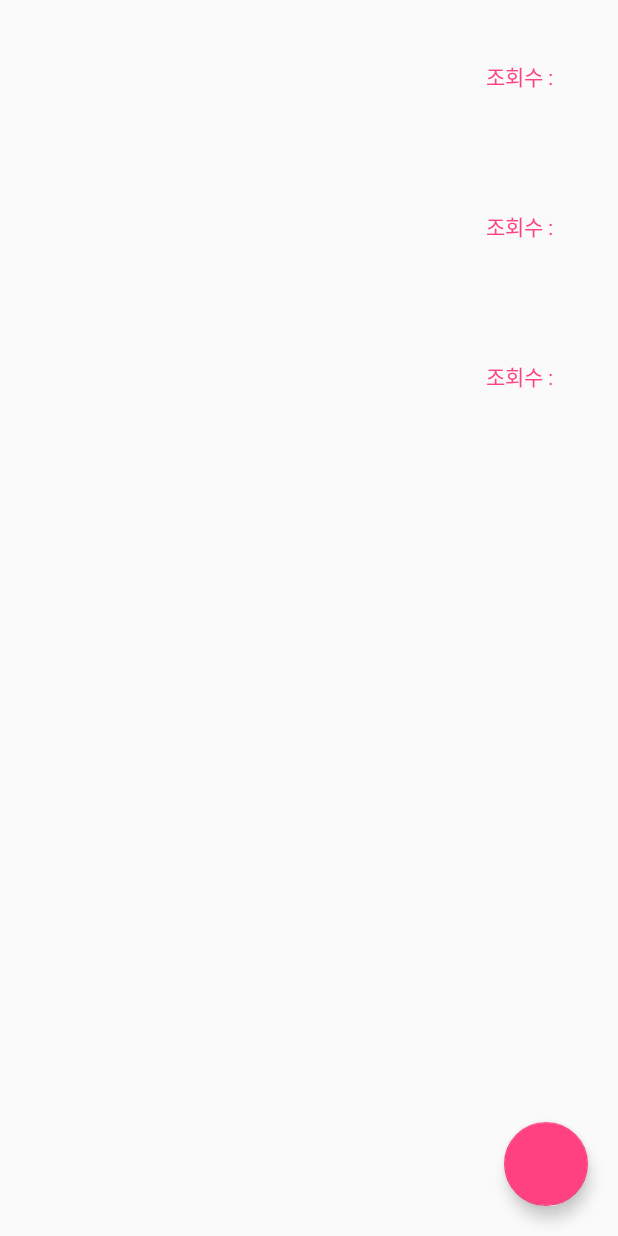
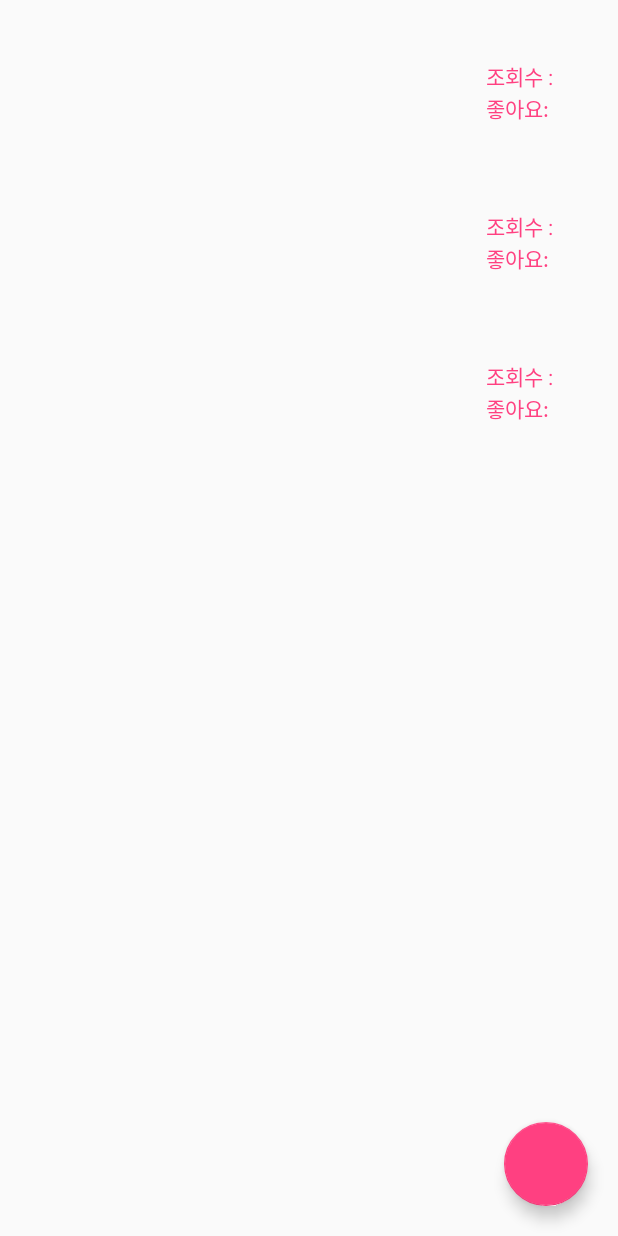
Before and after one commit to Leejieun3001/KIKEE, an Android app: the layout fragment_community.xml on its own in the app's theme, with its tools: preview values and no code run, on a phone screen of 412 x 824 dp. Run offline under Robolectric (Android 15) with nearby library versions, the phone set to English and light mode, and no system bars.

```diff
--- a/FRONTEND/app/src/main/AndroidManifest.xml
+++ b/FRONTEND/app/src/main/AndroidManifest.xml
@@ -39,7 +39,6 @@
         <activity android:name=".Kids.Word.WordGame" />
         <activity android:name=".Kids.WordGame.CategorySelectActivity" />
         <activity android:name=".Kids.WordGame.PlayWordGameActivity" />
-        <activity android:name=".Adult.Community.BoardActivity"></activity>
         <activity android:name=".Kids.WordGame.SuccessWord"></activity>
 
         <activity android:name=".Adult.Community.BoardActivity" />
--- a/FRONTEND/app/src/main/java/kidskeeper/sungshin/or/kr/kikee/Adult/Community/BoardAdapter.java
+++ b/FRONTEND/app/src/main/java/kidskeeper/sungshin/or/kr/kikee/Adult/Community/BoardAdapter.java
@@ -52,6 +52,8 @@ public class BoardAdapter extends RecyclerView.Adapter<BoardAdapter.ViewHolder>
         holder.textViewTitle.setText(item.getTitle());
         holder.textViewContent.setText(item.getContent());
         holder.textViewHits.setText(String.valueOf(item.getHits()));
+        holder.textViewPick.setText(String.valueOf(item.getPick()));
+
     }
 
     @Override
@@ -63,12 +65,14 @@ public class BoardAdapter extends RecyclerView.Adapter<BoardAdapter.ViewHolder>
         private TextView textViewTitle;
         private TextView textViewContent;
         private TextView textViewHits;
+        private TextView textViewPick;
 
         public ViewHolder(View itemView) {
             super(itemView);
             textViewTitle = (TextView) itemView.findViewById(R.id.itemboard_textview_title);
             textViewContent = (TextView) itemView.findViewById(R.id.itemboard_textview_content);
             textViewHits = (TextView) itemView.findViewById(R.id.itemboard_textview_hits);
+            textViewPick = (TextView) itemView.findViewById(R.id.itemboard_textview_pick);
         }
     }
 
--- a/FRONTEND/app/src/main/java/kidskeeper/sungshin/or/kr/kikee/Adult/LoginJoin/AdultLoginActivity.java
+++ b/FRONTEND/app/src/main/java/kidskeeper/sungshin/or/kr/kikee/Adult/LoginJoin/AdultLoginActivity.java
@@ -38,7 +38,6 @@ public class AdultLoginActivity extends AppCompatActivity {
         setContentView(R.layout.activity_adult_login);
         service = ApplicationController.getInstance().getNetworkService();
         ButterKnife.bind(this);
-
         clickEvent();
     }
 
@@ -66,7 +65,7 @@ public class AdultLoginActivity extends AppCompatActivity {
                                 String message = response.body().getMessage();
                                 switch (message) {
                                     case "SUCCESS":
-                                        Toast.makeText(getApplicationContext(), response.body().getNickname()+"님! 로그인이  완료되었습니다.", Toast.LENGTH_SHORT).show();
+                                        Toast.makeText(getApplicationContext(), response.body().getNickname() + "님! 로그인이  완료되었습니다.", Toast.LENGTH_SHORT).show();
                                         SharedPreferences userInfo = getSharedPreferences("userInfo", MODE_PRIVATE);
                                         SharedPreferences.Editor editor = userInfo.edit();
                                         editor.putString("user_idx", response.body().getIdx());
--- a/FRONTEND/app/src/main/res/layout/item_boardlist.xml
+++ b/FRONTEND/app/src/main/res/layout/item_boardlist.xml
@@ -26,6 +26,17 @@
             android:layout_height="wrap_content"
             android:maxLines="2" />
     </LinearLayout>
+
+    <LinearLayout
+        android:layout_width="wrap_content"
+        android:layout_height="wrap_content"
+        android:orientation="vertical">
+
+        <LinearLayout
+            android:layout_width="wrap_content"
+            android:layout_height="wrap_content"
+            android:orientation="horizontal">
+
             <TextView
                 android:layout_width="wrap_content"
                 android:layout_height="wrap_content"
@@ -42,3 +53,27 @@
                 android:maxLines="1"
                 android:textColor="@color/colorAccent" />
         </LinearLayout>
+
+        <LinearLayout
+            android:layout_width="wrap_content"
+            android:layout_height="wrap_content"
+            android:orientation="horizontal">
+
+            <TextView
+                android:layout_width="wrap_content"
+                android:layout_height="wrap_content"
+                android:ellipsize="end"
+                android:maxLines="1"
+                android:text="좋아요: "
+                android:textColor="@color/colorAccent" />
+
+            <TextView
+                android:id="@+id/itemboard_textview_pick"
+                android:layout_width="wrap_content"
+                android:layout_height="wrap_content"
+                android:ellipsize="end"
+                android:maxLines="1"
+                android:textColor="@color/colorAccent" />
+        </LinearLayout>
+    </LinearLayout>
+</LinearLayout>
```
Also changed, not shown: FRONTEND/app/src/main/java/kidskeeper/sungshin/or/kr/kikee/Adult/Community/BoardActivity.java (deleted, +0 -15 lines), FRONTEND/app/src/main/java/kidskeeper/sungshin/or/kr/kikee/Adult/Community/BoardDetailActivity.java (+42 -1 lines), FRONTEND/app/src/main/java/kidskeeper/sungshin/or/kr/kikee/Adult/Community/CommunityFragment.java (+3 -5 lines), FRONTEND/app/src/main/java/kidskeeper/sungshin/or/kr/kikee/Adult/Community/comments.java (added, +51 -0 lines), FRONTEND/app/src/main/java/kidskeeper/sungshin/or/kr/kikee/Model/request/BoardDetail.java (added, +33 -0 lines), FRONTEND/app/src/main/java/kidskeeper/sungshin/or/kr/kikee/Model/response/BoardDetailResult.java (added, +59 -0 lines), FRONTEND/app/src/main/java/kidskeeper/sungshin/or/kr/kikee/Model/response/board.java (+11 -1 lines), FRONTEND/app/src/main/java/kidskeeper/sungshin/or/kr/kikee/Network/NetworkService.java (+7 -1 lines). Lines whose indentation alone changed are shown as unchanged.
